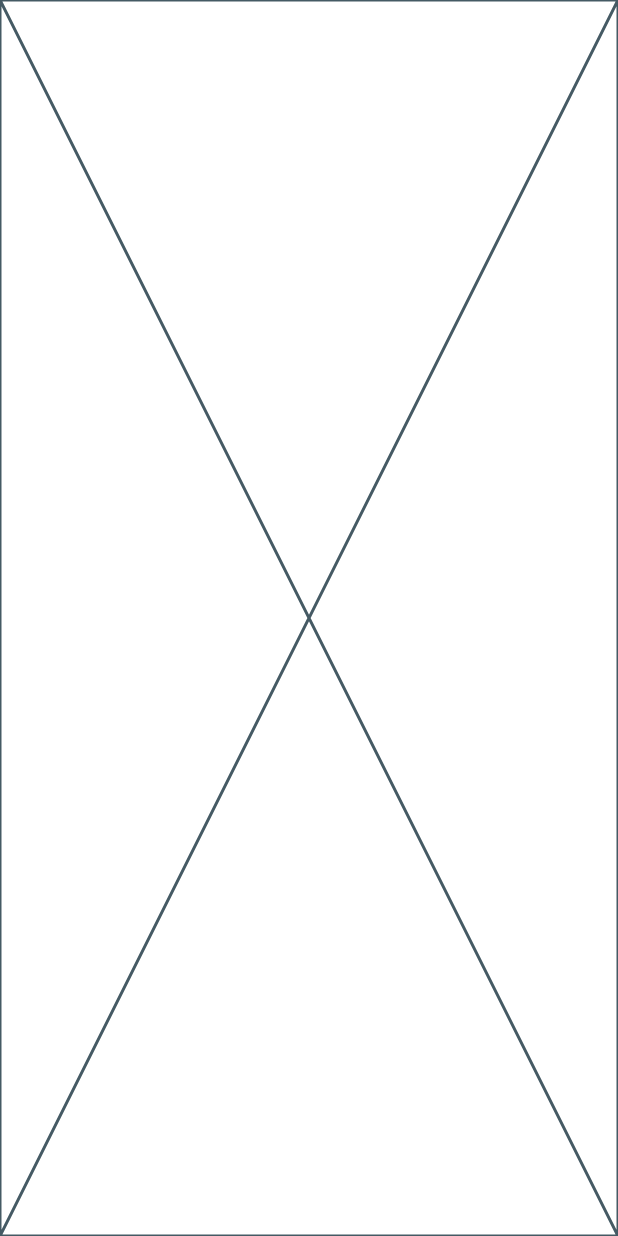
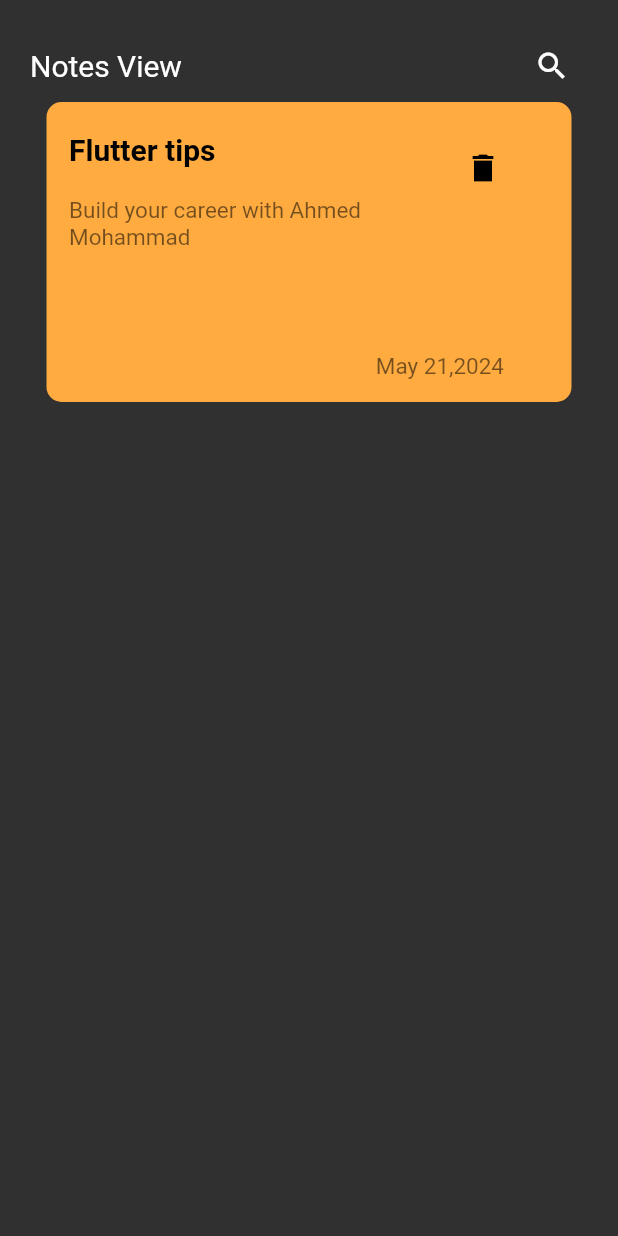
Before and after one commit to ahmedAbdulmoneim/notes, a Flutter app: the screen it shows after launch, on a phone screen of 412 x 824 dp. Run offline on Flutter 3.47's test engine with Material 2 defaults, Android fonts, the phone set to English and light mode, and no system bars.

Commit message:
create Item view

```diff
--- a/lib/main.dart
+++ b/lib/main.dart
@@ -13,6 +13,11 @@ class MyApp extends StatelessWidget {
     return MaterialApp(
       theme: ThemeData(
         brightness: Brightness.dark,
+        textTheme: TextTheme(
+          displayLarge: TextStyle(
+            color: Colors.white
+          )
+        )
       ),
       debugShowCheckedModeBanner: false,
       home: NotesView(),
--- a/lib/views/notesView.dart
+++ b/lib/views/notesView.dart
@@ -1,10 +1,34 @@
 import 'package:flutter/material.dart';
+import 'package:notes/widgets/Item_view.dart';
+
 
 class NotesView extends StatelessWidget {
   const NotesView({Key? key}) : super(key: key);
 
   @override
   Widget build(BuildContext context) {
-    return const Placeholder();
+    return SafeArea(
+      child: Scaffold(
+        body: Padding(
+          padding: const EdgeInsets.all(20),
+          child: Column(
+            children: [
+              Row(
+                children: [
+                  const Text(
+                    'Notes View',
+                    style: TextStyle(fontSize: 20),
+                  ),
+                  const Spacer(),
+                  IconButton(onPressed: () {}, icon: const Icon(Icons.search))
+                ],
+              ),
+              ItemView(),
+
+            ],
+          ),
+        ),
+      ),
+    );
   }
 }
--- /dev/null
+++ b/lib/widgets/Item_view.dart
@@ -0,0 +1,67 @@
+import 'package:flutter/material.dart';
+
+class ItemView extends StatelessWidget {
+  const ItemView({Key? key}) : super(key: key);
+
+  @override
+  Widget build(BuildContext context) {
+    return  Container(
+        decoration: BoxDecoration(
+            color: Colors.orangeAccent,
+            borderRadius: BorderRadius.circular(10)),
+        height: 200,
+        width: 350,
+        margin: const EdgeInsets.only(bottom: 10),
+        padding: const EdgeInsets.only(top: 20, left: 15, bottom: 15),
+        child: Row(
+          children: [
+            SizedBox(
+              width: 200,
+              child: Column(
+                crossAxisAlignment: CrossAxisAlignment.start,
+                children: const [
+                  Text(
+                    "Flutter tips ",
+                    style: TextStyle(
+                      color: Colors.black,
+                      fontSize: 20,
+                      fontWeight: FontWeight.w600,
+                    ),
+                  ),
+                  SizedBox(
+                    height: 20,
+                  ),
+                  Text(
+                    "Build your career with Ahmed Mohammad ",
+                    style: TextStyle(
+                        color: Colors.black54, fontSize: 15),
+                  )
+                ],
+              ),
+            ),
+            SizedBox(
+              width: 100,
+              child: Column(
+                crossAxisAlignment: CrossAxisAlignment.end,
+                children: [
+                  IconButton(
+                    onPressed: () {},
+                    icon: const Icon(Icons.delete_sharp),
+                    color: Colors.black,
+                  ),
+                  const Spacer(),
+                  const Padding(
+                    padding: EdgeInsets.only(right: 10.0),
+                    child: Text(
+                      "May 21,2024",
+                      style: TextStyle(
+                          color: Colors.black54, fontSize: 15),
+                    ),
+                  )
+                ],
+              ),
+            )
+          ],
+        ));
+  }
+}
```
